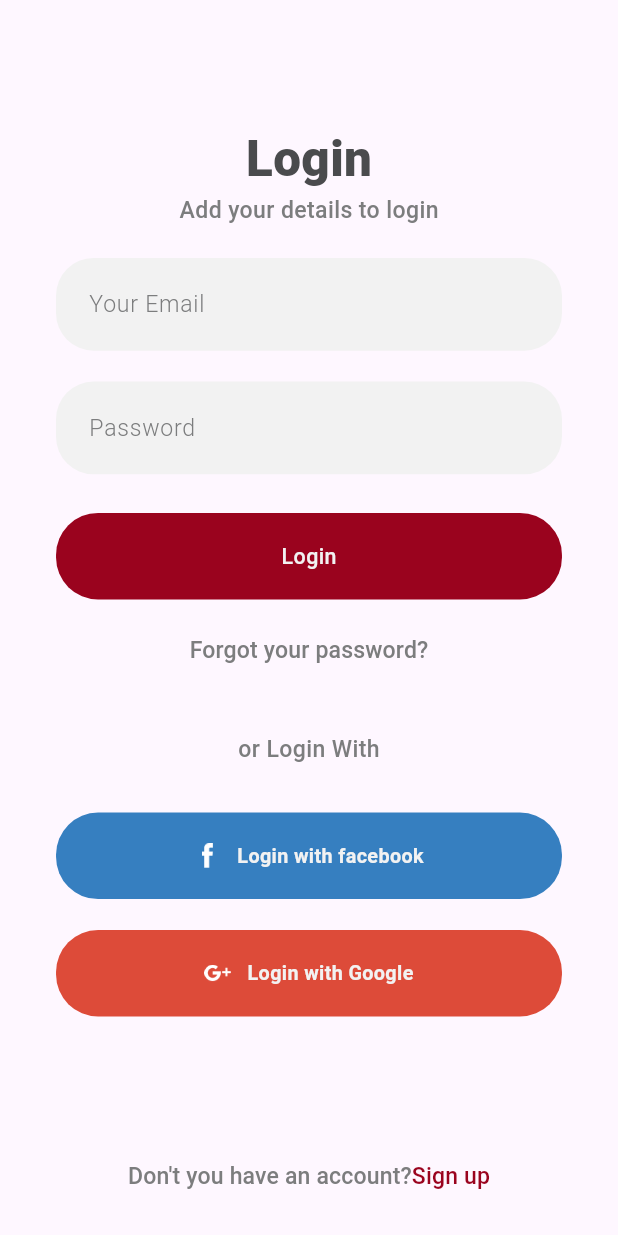
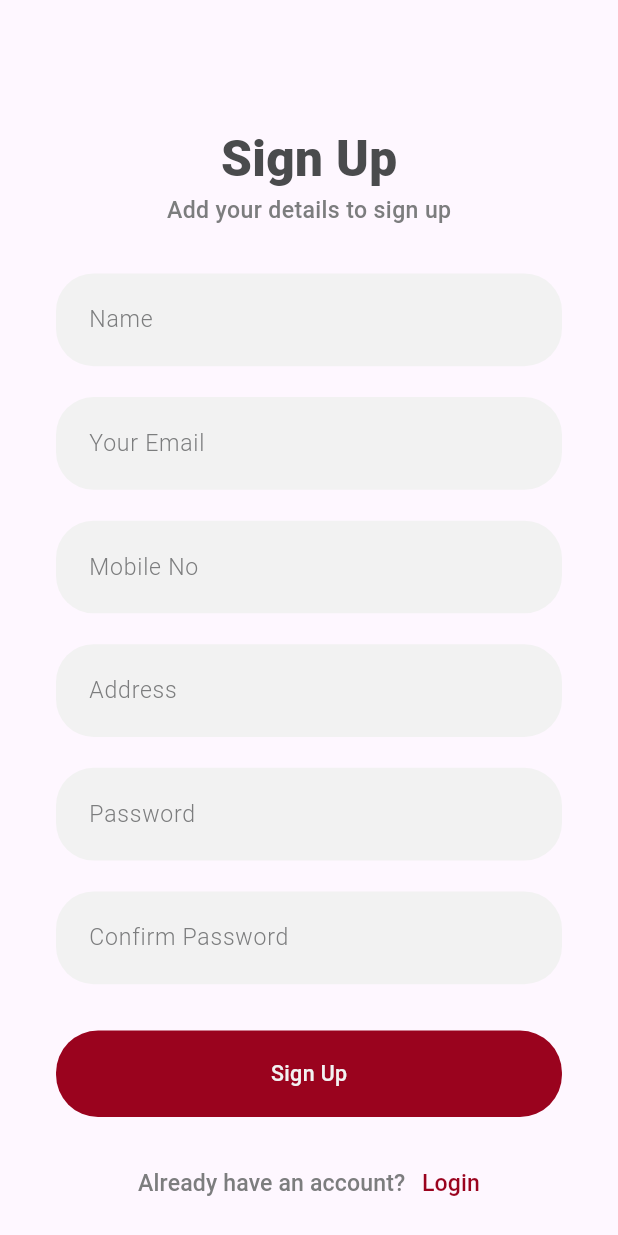
Before and after one commit to WShashinduChamika/SN-Meals, a Flutter app: the LoginScreen screen opened directly, after a tap on an icon or button, on a phone screen of 412 x 824 dp. Run offline on Flutter 3.47's test engine with Material 3 defaults, Android fonts, the phone set to English and light mode, and no system bars; our stand-ins replace smooth_page_indicator; Roboto replaces fonts that are missing (Metropolis).

Commit message:
Developed signup screen #7

```diff
--- a/sn_meals/lib/screens/login/login_screen.dart
+++ b/sn_meals/lib/screens/login/login_screen.dart
@@ -4,7 +4,7 @@ import 'package:sn_meals/common/color_extention.dart';
 import 'package:sn_meals/common_wdigets/round_button.dart';
 import 'package:sn_meals/common_wdigets/round_icon_button.dart';
 import 'package:sn_meals/common_wdigets/round_textfield.dart';
-
+import 'package:sn_meals/screens/login/signup_screen.dart';
 
 class LoginScreen extends StatefulWidget {
   const LoginScreen({super.key});
@@ -69,16 +69,12 @@ class _LoginScreenState extends State<LoginScreen> {
               SizedBox(
                 height: height * 25,
               ),
-              RoundButton(onPressed: () {
-
-              }, title: "Login"),
+              RoundButton(onPressed: () {}, title: "Login"),
               SizedBox(
                 height: height * 10,
               ),
               TextButton(
-                onPressed: () {
-
-                },
+                onPressed: () {},
                 child: Text(
                   'Forgot your password?',
                   style: TextStyle(
@@ -122,7 +118,11 @@ class _LoginScreenState extends State<LoginScreen> {
               ),
               TextButton(
                 onPressed: () {
-
+                  Navigator.push(
+                    context,
+                    MaterialPageRoute(
+                        builder: (context) => const SignUpScreen()),
+                  );
                 },
                 child: Row(
                   mainAxisSize: MainAxisSize.min,
--- /dev/null
+++ b/sn_meals/lib/screens/login/signup_screen.dart
@@ -0,0 +1,153 @@
+import 'package:flutter/material.dart';
+import 'package:sn_meals/common/color_extention.dart';
+import 'package:sn_meals/common_wdigets/round_button.dart';
+import 'package:sn_meals/common_wdigets/round_textfield.dart';
+import 'package:sn_meals/screens/login/login_screen.dart';
+
+class SignUpScreen extends StatefulWidget {
+  const SignUpScreen({super.key});
+
+  @override
+  State<SignUpScreen> createState() => _SignUpScreenState();
+}
+
+class _SignUpScreenState extends State<SignUpScreen> {
+  TextEditingController nameController = TextEditingController();
+  TextEditingController emailController = TextEditingController();
+  TextEditingController passwordController = TextEditingController();
+  TextEditingController mobileNumberController = TextEditingController();
+  TextEditingController addressController = TextEditingController();
+  TextEditingController confirmPasswordController = TextEditingController();
+
+  @override
+  Widget build(BuildContext context) {
+    double width = MediaQuery.of(context).size.width / 375;
+    double height = MediaQuery.of(context).size.height / 800;
+    double screenHeight = MediaQuery.of(context).size.height;
+
+    return SafeArea(
+      child: Scaffold(
+        body: SingleChildScrollView(
+          child: Padding(
+            padding: EdgeInsets.symmetric(
+                horizontal: width * 34, vertical: height * 20),
+            child: Column(
+              crossAxisAlignment: CrossAxisAlignment.center,
+              children: [
+                SizedBox(
+                  height: screenHeight >= 800 ? height * 60 : height * 0,
+                ),
+                Text(
+                  'Sign Up',
+                  style: TextStyle(
+                    fontSize: width * 30,
+                    fontWeight: FontWeight.w800,
+                    color: TColor.primaryText,
+                  ),
+                ),
+                Text(
+                  'Add your details to sign up',
+                  style: TextStyle(
+                    fontSize: width * 14,
+                    fontWeight: FontWeight.w500,
+                    color: TColor.secondaryText,
+                  ),
+                ),
+                SizedBox(
+                  height: height * 30,
+                ),
+                RoundTextField(
+                  hintText: 'Name',
+                  keyBoardType: TextInputType.text,
+                  controller: nameController,
+                ),
+                SizedBox(
+                  height: height * 20,
+                ),
+                RoundTextField(
+                  hintText: 'Your Email',
+                  keyBoardType: TextInputType.emailAddress,
+                  controller: emailController,
+                ),
+                SizedBox(
+                  height: height * 20,
+                ),
+                RoundTextField(
+                  hintText: 'Mobile No',
+                  keyBoardType: TextInputType.phone,
+                  controller: mobileNumberController,
+                ),
+                SizedBox(
+                  height: height * 20,
+                ),
+                RoundTextField(
+                  hintText: 'Address',
+                  keyBoardType: TextInputType.text,
+                  controller: addressController,
+                ),
+                SizedBox(
+                  height: height * 20,
+                ),
+                RoundTextField(
+                  hintText: 'Password',
+                  keyBoardType: TextInputType.visiblePassword,
+                  controller: passwordController,
+                  obsecureText: true,
+                ),
+                SizedBox(
+                  height: height * 20,
+                ),
+                RoundTextField(
+                  hintText: 'Confirm Password',
+                  keyBoardType: TextInputType.visiblePassword,
+                  controller: passwordController,
+                  obsecureText: true,
+                ),
+                SizedBox(
+                  height: height * 30,
+                ),
+                RoundButton(onPressed: () {}, title: "Sign Up"),
+                SizedBox(
+                  height: height * 20,
+                ),
+                TextButton(
+                  onPressed: () {
+                    Navigator.push(
+                      context,
+                      MaterialPageRoute(
+                          builder: (context) => const LoginScreen()),
+                    );
+                  },
+                  child: Row(
+                    mainAxisSize: MainAxisSize.min,
+                    children: [
+                      Text(
+                        'Already have an account?',
+                        style: TextStyle(
+                          fontSize: width * 14,
+                          fontWeight: FontWeight.w500,
+                          color: TColor.secondaryText,
+                        ),
+                      ),
+                      SizedBox(
+                        width: width * 10,
+                      ),
+                      Text(
+                        'Login',
+                        style: TextStyle(
+                          fontSize: width * 14,
+                          fontWeight: FontWeight.w500,
+                          color: TColor.primary,
+                        ),
+                      ),
+                    ],
+                  ),
+                ),
+              ],
+            ),
+          ),
+        ),
+      ),
+    );
+  }
+}
```
